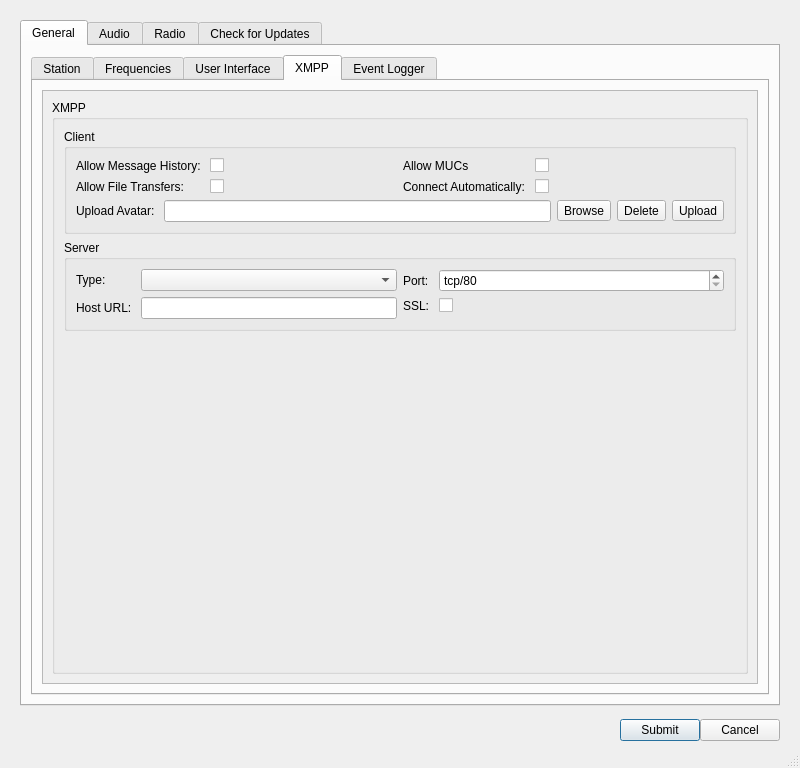
GekkoFyre/small-world-deluxe, file src/ui/dialogsettings.ui: the form before one commit.
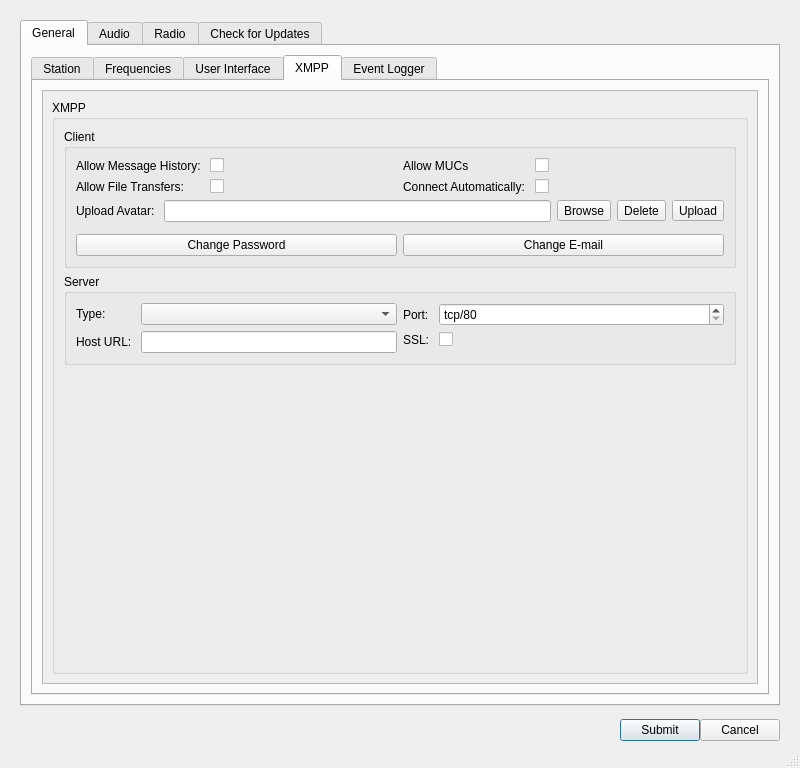
The form after the commit. The open tabs and pages were chosen to show the change.

Commit message: * Updates have been made in particular to the UI component of the XMPP side of Small World Deluxe.

The edit to the form file:
```diff
--- a/src/ui/dialogsettings.ui
+++ b/src/ui/dialogsettings.ui
@@ -2086,6 +2086,116 @@
                                 </layout>
                                </widget>
                               </item>
+                              <item>
+                               <widget class="QFrame" name="frame_xmpp_change_cfg">
+                                <property name="frameShape">
+                                 <enum>QFrame::NoFrame</enum>
+                                </property>
+                                <property name="frameShadow">
+                                 <enum>QFrame::Raised</enum>
+                                </property>
+                                <layout class="QHBoxLayout" name="horizontalLayout_50">
+                                 <property name="leftMargin">
+                                  <number>0</number>
+                                 </property>
+                                 <property name="topMargin">
+                                  <number>6</number>
+                                 </property>
+                                 <property name="rightMargin">
+                                  <number>0</number>
+                                 </property>
+                                 <property name="bottomMargin">
+                                  <number>0</number>
+                                 </property>
+                                 <item>
+                                  <widget class="QFrame" name="frame_xmpp_change_cfg_left_frame">
+                                   <property name="frameShape">
+                                    <enum>QFrame::NoFrame</enum>
+                                   </property>
+                                   <property name="frameShadow">
+                                    <enum>QFrame::Raised</enum>
+                                   </property>
+                                   <layout class="QHBoxLayout" name="horizontalLayout_52">
+                                    <property name="leftMargin">
+                                     <number>0</number>
+                                    </property>
+                                    <property name="topMargin">
+                                     <number>0</number>
+                                    </property>
+                                    <property name="rightMargin">
+                                     <number>0</number>
+                                    </property>
+                                    <property name="bottomMargin">
+                                     <number>0</number>
+                                    </property>
+                                    <item>
+                                     <widget class="QPushButton" name="pushButton_xmpp_cfg_change_password">
+                                      <property name="sizePolicy">
+                                       <sizepolicy hsizetype="Preferred" vsizetype="Fixed">
+                                        <horstretch>13</horstretch>
+                                        <verstretch>0</verstretch>
+                                       </sizepolicy>
+                                      </property>
+                                      <property name="toolTip">
+                                       <string>Play an audio sample.</string>
+                                      </property>
+                                      <property name="text">
+                                       <string>Change Password</string>
+                                      </property>
+                                      <property name="autoDefault">
+                                       <bool>false</bool>
+                                      </property>
+                                     </widget>
+                                    </item>
+                                   </layout>
+                                  </widget>
+                                 </item>
+                                 <item>
+                                  <widget class="QFrame" name="frame_xmpp_change_cfg_right_frame">
+                                   <property name="frameShape">
+                                    <enum>QFrame::NoFrame</enum>
+                                   </property>
+                                   <property name="frameShadow">
+                                    <enum>QFrame::Raised</enum>
+                                   </property>
+                                   <layout class="QHBoxLayout" name="horizontalLayout_51">
+                                    <property name="leftMargin">
+                                     <number>0</number>
+                                    </property>
+                                    <property name="topMargin">
+                                     <number>0</number>
+                                    </property>
+                                    <property name="rightMargin">
+                                     <number>0</number>
+                                    </property>
+                                    <property name="bottomMargin">
+                                     <number>0</number>
+                                    </property>
+                                    <item>
+                                     <widget class="QPushButton" name="pushButton_xmpp_cfg_change_email">
+                                      <property name="sizePolicy">
+                                       <sizepolicy hsizetype="Preferred" vsizetype="Fixed">
+                                        <horstretch>13</horstretch>
+                                        <verstretch>0</verstretch>
+                                       </sizepolicy>
+                                      </property>
+                                      <property name="toolTip">
+                                       <string>Play an audio sample.</string>
+                                      </property>
+                                      <property name="text">
+                                       <string>Change E-mail</string>
+                                      </property>
+                                      <property name="autoDefault">
+                                       <bool>false</bool>
+                                      </property>
+                                     </widget>
+                                    </item>
+                                   </layout>
+                                  </widget>
+                                 </item>
+                                </layout>
+                               </widget>
+                              </item>
                              </layout>
                             </widget>
                            </item>
```
Left out of the diff: 2 changed lines with no effect on the pictures. The commit also changes 9 other files.
